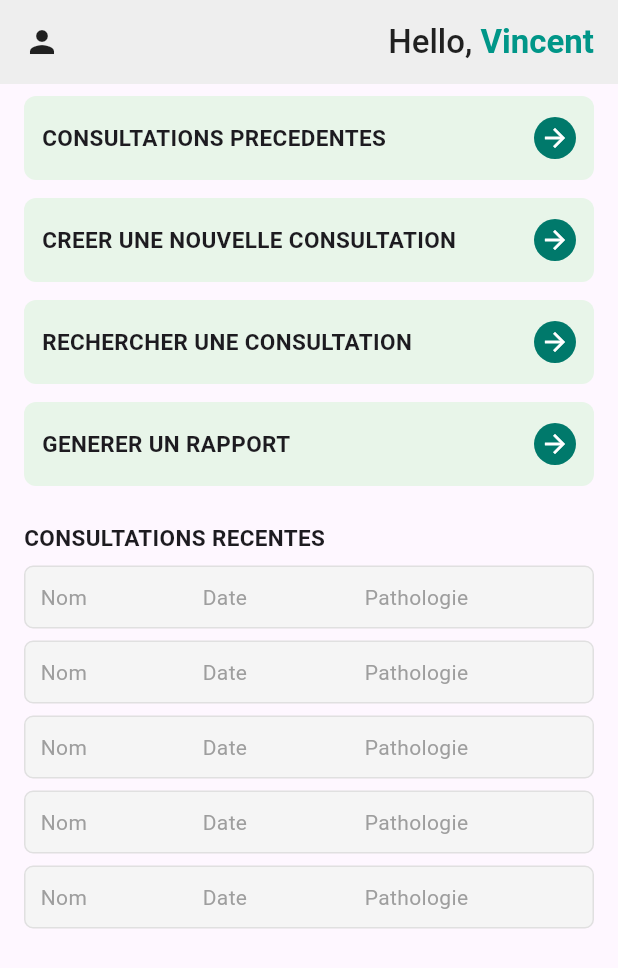
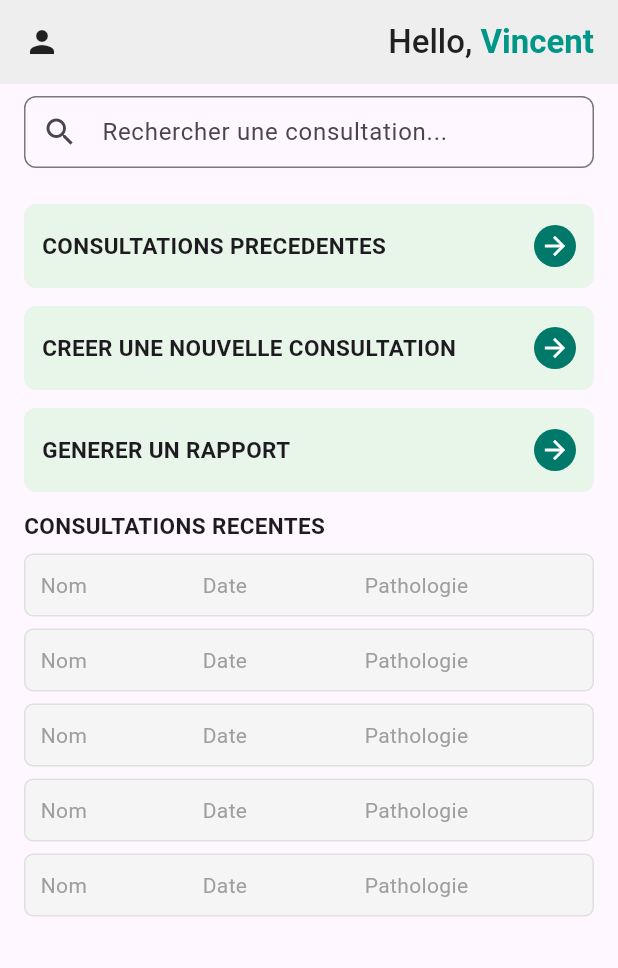
Before and after one commit to nelcie3002/sante, a Flutter app: the Home screen opened by its route, on a phone screen of 412 x 824 dp. Shown: the top 968 px of the screen. Run offline on Flutter 3.47's test engine with Material 3 defaults, Android fonts, the phone set to English and light mode, and no system bars; our stand-ins replace firebase_auth, firebase_core; accounts and stored records are empty.

Commit message:
Barre de recherches

```diff
--- a/lib/screens/home.dart
+++ b/lib/screens/home.dart
@@ -43,20 +43,34 @@ class _HomeState extends State<Home> {
         child: Column(
           crossAxisAlignment: CrossAxisAlignment.start,
           children: [
+
+           // Barre de recherche ajoutée ici
+            TextField(
+              decoration: InputDecoration(
+                hintText: "Rechercher une consultation...",
+                prefixIcon: Icon(Icons.search),
+                border: OutlineInputBorder(
+                  borderRadius: BorderRadius.circular(8),
+                ),
+                contentPadding: const EdgeInsets.symmetric(vertical: 0, horizontal: 12),
+              ),
+            ),
+            const SizedBox(height: 24),
+
             // Boutons d'action
             _HomeActionButton(title: "CONSULTATIONS PRECEDENTES", onTap: () {}),
             const SizedBox(height: 12),
             _HomeActionButton(
               title: "CREER UNE NOUVELLE CONSULTATION",
               onTap: () {
-                Navigator.pushNamed(context, '/nouvelle_consultation'); // MODIFICATION ICI
+                Navigator.pushNamed(context, '/nouvelle_consultation');
               },
             ),
             const SizedBox(height: 12),
-            _HomeActionButton(title: "RECHERCHER UNE CONSULTATION", onTap: () {}),
+
+            _HomeActionButton(title: "GENERER UN RAPPORT", onTap: () {}),
             const SizedBox(height: 12),
-            _HomeActionButton(title: "GENERER UN RAPPORT", onTap: () {}),
-            const SizedBox(height: 24),
+
 
             // Consultations récentes
             const Text(
```
Also changed, not shown: pubspec.lock.
